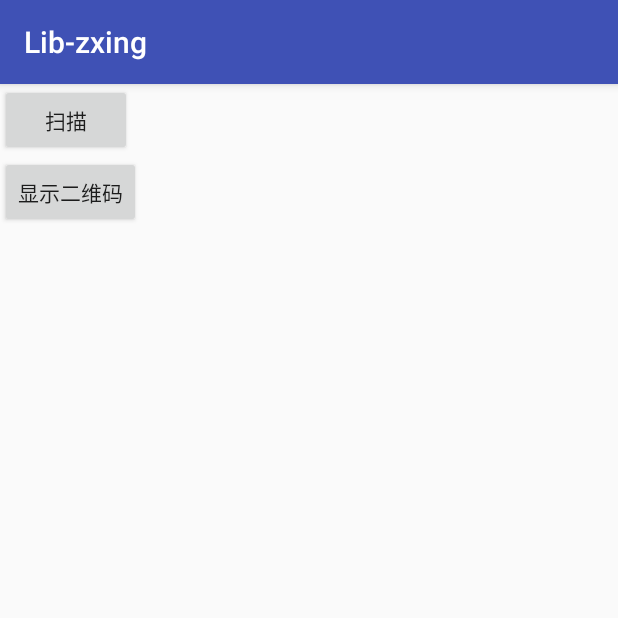
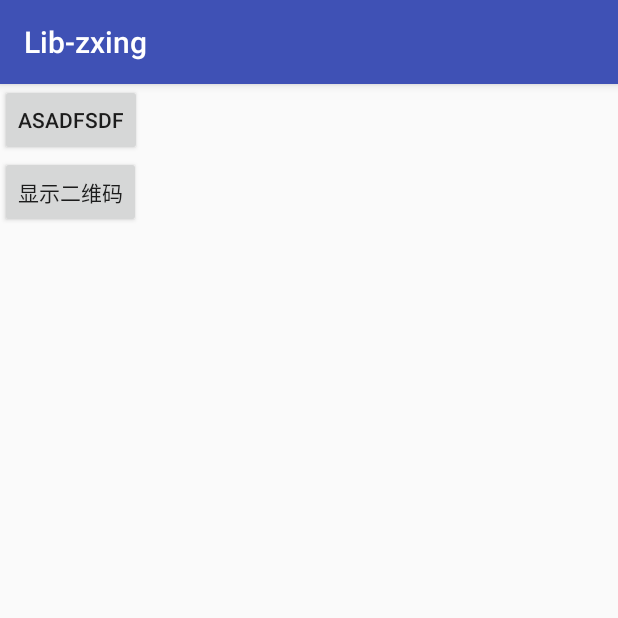
Before and after one commit to LiQiBean/1501A, an Android app: the screen it shows after launch (MainActivity), on a phone screen of 412 x 824 dp, the top half of it. Run offline under Robolectric (Android 15) with nearby library versions, the phone set to English and light mode, and no system bars.

Commit message:
第三次提交

```diff
--- a/app/src/main/java/com/bwie/zxingtest/MainActivity.java
+++ b/app/src/main/java/com/bwie/zxingtest/MainActivity.java
@@ -31,7 +31,7 @@ public class MainActivity extends AppCompatActivity implements View.OnClickListe
         //设置点击事件
         btn_show.setOnClickListener(this);
         //通过Studio上传
-
+        btn_main.setText("asadfsdf");
     }
 
     @Override
```
